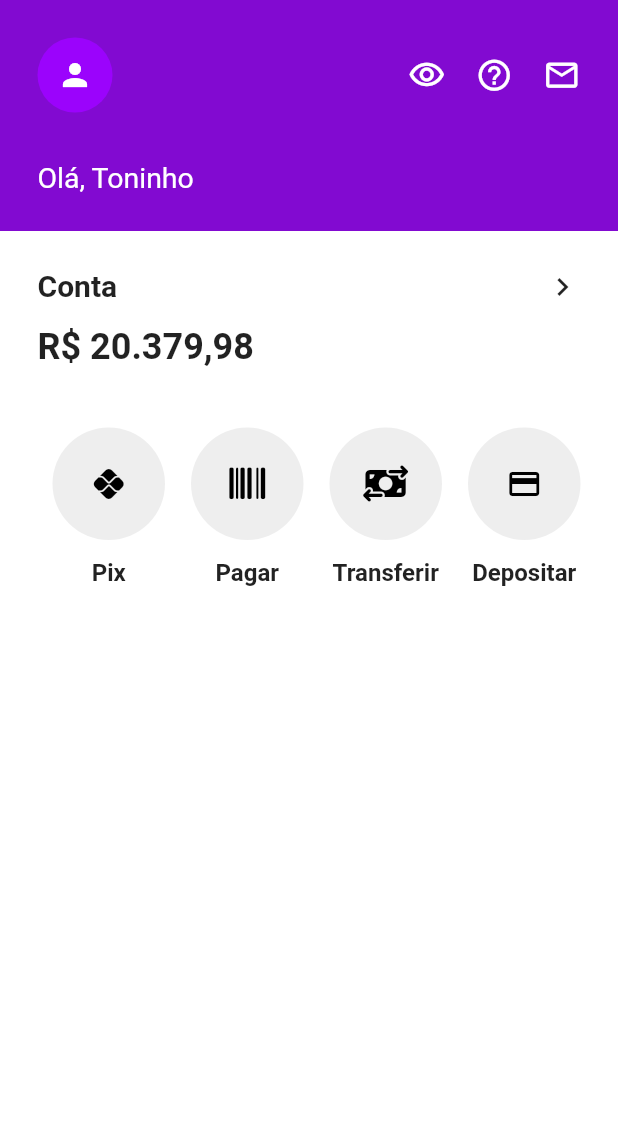
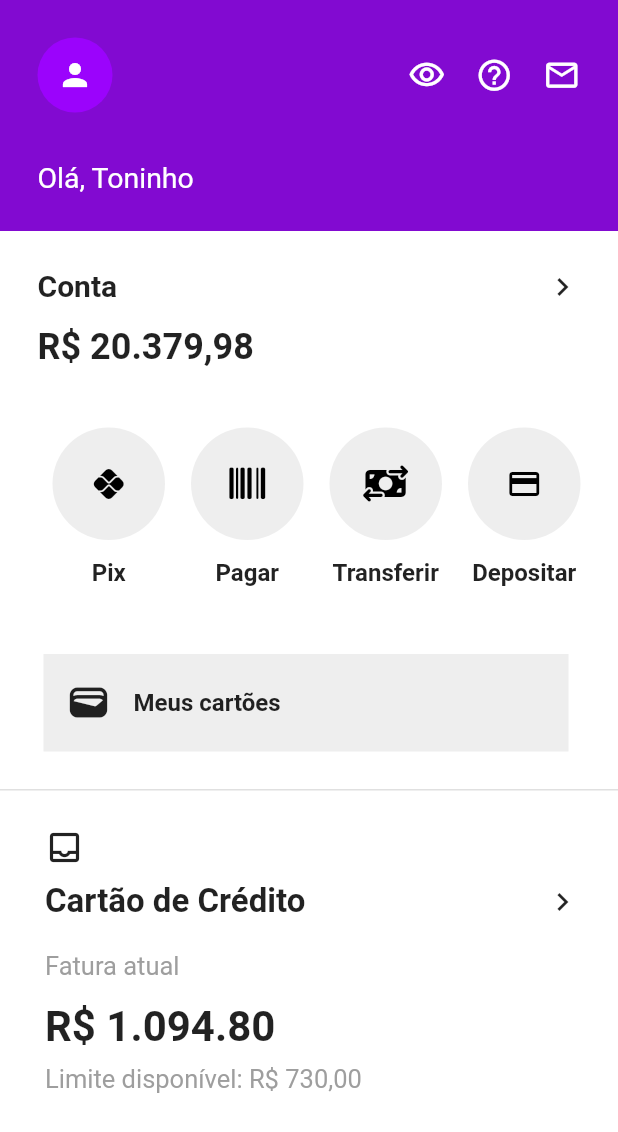
Before and after one commit to BrooitsFeiskJR/Nubank, a Flutter app: the screen it shows after launch, on a phone screen of 412 x 824 dp. Shown: the top 1132 px of the screen. Run offline on Flutter 3.47's test engine with Material 2 defaults, Android fonts, the phone set to English and light mode, and no system bars; our stand-ins replace font_awesome_flutter.

Commit message:
Added the widget to track credit card spending

```diff
--- a/lib/screens/home_screen.dart
+++ b/lib/screens/home_screen.dart
@@ -2,7 +2,10 @@
 
 import 'package:flutter/material.dart';
 import 'package:nubank/widgets/balance_and_payment.dart';
+import 'package:nubank/widgets/credit_carts_widget.dart';
+
 import 'package:nubank/widgets/header_home_screen.dart';
+import 'package:nubank/widgets/info_credit_card_widget.dart';
 
 class HomeScreen extends StatelessWidget {
   const HomeScreen({super.key});
@@ -14,11 +17,32 @@ class HomeScreen extends StatelessWidget {
       body: SafeArea(
         child: Column(
           // ignore: prefer_const_literals_to_create_immutables
+
           children: [
             // Header
             HeaderHome(),
-            // saldo
-            BalancePayment(),
+            Expanded(
+              child: Container(
+                width: double.infinity,
+                color: Colors.white,
+                child: ListView(
+                  children: [
+                    Column(
+                      children: [
+                        // saldo
+                        BalancePayment(),
+                        Container(
+                          width: 600,
+                          height: 1,
+                          color: Colors.grey[300],
+                        ),
+                        CreditCardInfo()
+                      ],
+                    ),
+                  ],
+                ),
+              ),
+            )
           ],
         ),
       ),
--- a/lib/widgets/balance_and_payment.dart
+++ b/lib/widgets/balance_and_payment.dart
@@ -2,17 +2,14 @@
 
 import 'package:flutter/material.dart';
 import 'package:font_awesome_flutter/font_awesome_flutter.dart';
+import 'package:nubank/widgets/credit_carts_widget.dart';
 
 class BalancePayment extends StatelessWidget {
   const BalancePayment({super.key});
 
   @override
   Widget build(BuildContext context) {
-    return Expanded(
-      child: Container(
-        width: double.infinity,
-        color: Colors.white,
-        child: Padding(
+    return Padding(
       padding: const EdgeInsets.all(25.0),
       child: Column(
         crossAxisAlignment: CrossAxisAlignment.start,
@@ -67,15 +64,16 @@ class BalancePayment extends StatelessWidget {
                 _paymentMethod(Icons.payment_outlined, "Depositar"),
               ],
             ),
-              )
+          ),
+          SizedBox(
+            height: 45,
+          ),
+          CreditCardContainer(),
         ],
-          ),
-        ),
       ),
     );
   }
 
-// Icons.pix_outline, pix | barcode Pagar | fontAwesome moneyBillTransfer transferir | icons.payment depositar
   Widget _paymentMethod(
     IconData icon,
     String methodLabel,
--- /dev/null
+++ b/lib/widgets/credit_carts_widget.dart
@@ -0,0 +1,48 @@
+// ignore_for_file: prefer_const_constructors
+
+import 'package:flutter/material.dart';
+import 'package:font_awesome_flutter/font_awesome_flutter.dart';
+
+class CreditCardContainer extends StatelessWidget {
+  const CreditCardContainer({super.key});
+
+  @override
+  Widget build(BuildContext context) {
+    return Padding(
+      padding: const EdgeInsets.only(left: 4.0),
+      child: Column(
+        children: [
+          Container(
+            height: 65,
+            width: 350,
+            decoration: BoxDecoration(
+              color: Colors.grey[200],
+            ),
+            child: Padding(
+              padding: const EdgeInsets.only(left: 15.0),
+              child: Row(
+                // ignore: prefer_const_literals_to_create_immutables
+                children: [
+                  Icon(
+                    Icons.wallet_outlined,
+                    size: 30,
+                  ),
+                  SizedBox(
+                    width: 15,
+                  ),
+                  Text(
+                    "Meus cartões",
+                    style: TextStyle(
+                      fontSize: 16,
+                      fontWeight: FontWeight.bold,
+                    ),
+                  )
+                ],
+              ),
+            ),
+          ),
+        ],
+      ),
+    );
+  }
+}
--- /dev/null
+++ b/lib/widgets/info_credit_card_widget.dart
@@ -0,0 +1,80 @@
+// ignore_for_file: prefer_const_constructors
+
+import 'package:flutter/material.dart';
+import 'package:font_awesome_flutter/font_awesome_flutter.dart';
+
+class CreditCardInfo extends StatelessWidget {
+  const CreditCardInfo({super.key});
+
+  @override
+  Widget build(BuildContext context) {
+    return Padding(
+      padding: const EdgeInsets.only(
+        left: 30,
+        top: 25,
+        right: 25,
+      ),
+      child: Column(
+        crossAxisAlignment: CrossAxisAlignment.start,
+        // ignore: prefer_const_literals_to_create_immutables
+        children: [
+          Container(
+            alignment: Alignment.topLeft,
+            child: Icon(
+              Icons.inbox_outlined,
+              size: 26,
+            ),
+          ),
+          SizedBox(
+            height: 10,
+          ),
+          Row(
+            // ignore: prefer_const_literals_to_create_immutables
+            mainAxisAlignment: MainAxisAlignment.spaceBetween,
+            // ignore: prefer_const_literals_to_create_immutables
+            children: [
+              Text(
+                "Cartão de Crédito",
+                style: TextStyle(
+                  fontWeight: FontWeight.bold,
+                  fontSize: 22,
+                ),
+              ),
+              Icon(Icons.chevron_right_outlined),
+            ],
+          ),
+          SizedBox(
+            height: 20,
+          ),
+          Text(
+            "Fatura atual",
+            style: TextStyle(
+              color: Colors.grey[500],
+              fontSize: 17,
+            ),
+          ),
+          SizedBox(
+            height: 14,
+          ),
+          Text(
+            "R\$ 1.094.80",
+            style: TextStyle(
+              fontSize: 28,
+              fontWeight: FontWeight.bold,
+            ),
+          ),
+          SizedBox(
+            height: 8,
+          ),
+          Text(
+            "Limite disponível: R\$ 730,00",
+            style: TextStyle(
+              color: Colors.grey[500],
+              fontSize: 17,
+            ),
+          ),
+        ],
+      ),
+    );
+  }
+}
```
Lines whose indentation alone changed are shown as unchanged.
